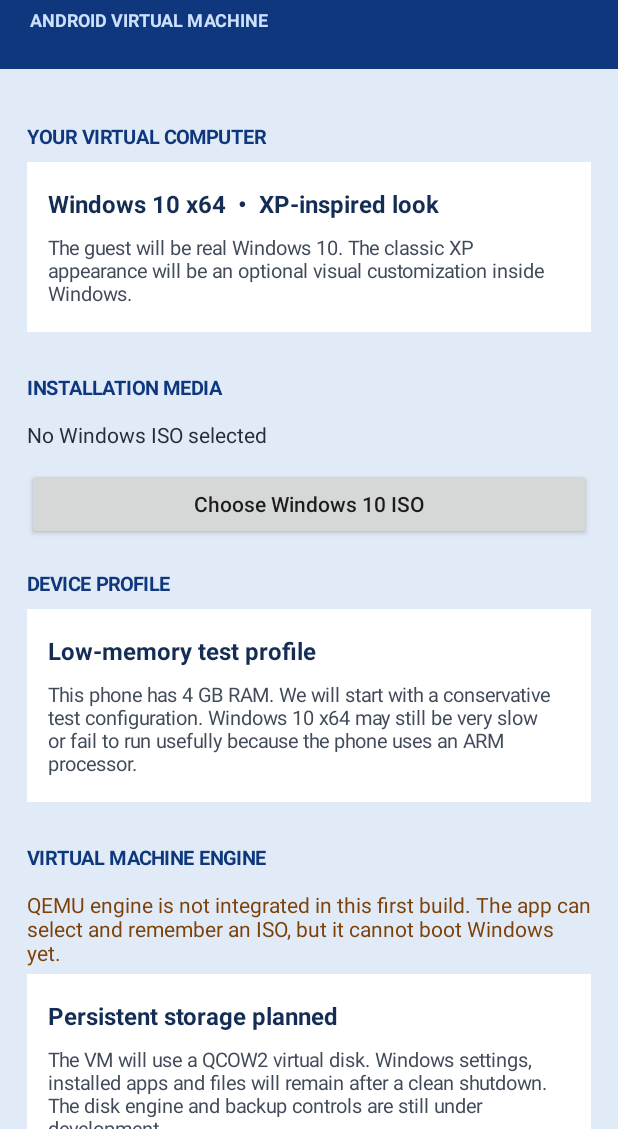
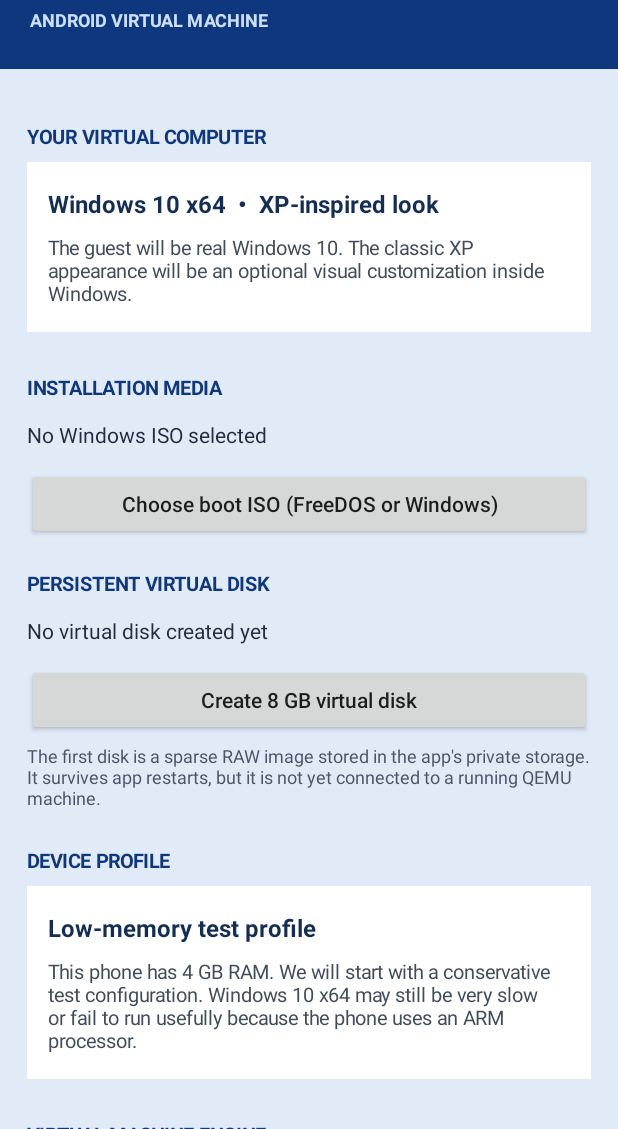
Before and after one commit to wolf6667801-blip/URBEX-PC, an Android app: the screen it shows after launch (MainActivity), on a phone screen of 412 x 824 dp, the part 107-1236 px from its top. Run offline under Robolectric (Android 15) with nearby library versions, the phone set to English and light mode, and no system bars.

Commit message:
Add persistent virtual disk creation to Android app

```diff
--- a/app/src/main/java/com/urbexpc/MainActivity.kt
+++ b/app/src/main/java/com/urbexpc/MainActivity.kt
@@ -18,6 +18,7 @@ class MainActivity : ComponentActivity() {
     private val prefs by lazy { getSharedPreferences("urbex_pc", MODE_PRIVATE) }
     private lateinit var isoStatus: TextView
     private lateinit var engineStatus: TextView
+    private lateinit var diskStatus: TextView
 
     private val chooseIso = registerForActivityResult(
         androidx.activity.result.contract.ActivityResultContracts.OpenDocument()
@@ -43,6 +44,7 @@ class MainActivity : ComponentActivity() {
         buildScreen()
         val saved = prefs.getString("windows_iso_uri", null)?.let(Uri::parse)
         updateIsoStatus(saved)
+        updateDiskStatus()
     }
 
     private fun dp(value: Int): Int = (value * resources.displayMetrics.density).toInt()
@@ -77,9 +79,20 @@ class MainActivity : ComponentActivity() {
         body.addView(section("INSTALLATION MEDIA"))
         isoStatus = label("No Windows ISO selected", 14, Color.rgb(35, 45, 60), false)
         body.addView(isoStatus)
-        body.addView(actionButton("Choose Windows 10 ISO") {
+        body.addView(actionButton("Choose boot ISO (FreeDOS or Windows)") {
             chooseIso.launch(arrayOf("application/octet-stream", "application/x-iso9660-image", "*/*"))
         })
+
+        body.addView(section("PERSISTENT VIRTUAL DISK"))
+        diskStatus = label("No virtual disk created yet", 14, Color.rgb(35, 45, 60), false)
+        body.addView(diskStatus)
+        body.addView(actionButton("Create 8 GB virtual disk") {
+            createVirtualDisk()
+        })
+        body.addView(label(
+            "The first disk is a sparse RAW image stored in the app's private storage. It survives app restarts, but it is not yet connected to a running QEMU machine.",
+            12, Color.rgb(75, 85, 100), false
+        ))
 
         body.addView(section("DEVICE PROFILE"))
         body.addView(infoCard(
@@ -153,6 +166,42 @@ class MainActivity : ComponentActivity() {
             layoutParams = params
         }
 
+    private fun createVirtualDisk() {
+        try {
+            val vmDir = java.io.File(filesDir, "vm")
+            if (!vmDir.exists() && !vmDir.mkdirs()) {
+                throw IllegalStateException("Cannot create VM storage folder")
+            }
+            val disk = java.io.File(vmDir, "urbexpc-disk.raw")
+            if (disk.exists() && disk.length() > 0L) {
+                Toast.makeText(this, "Virtual disk already exists", Toast.LENGTH_LONG).show()
+                updateDiskStatus()
+                return
+            }
+            val available = android.os.StatFs(filesDir.absolutePath).availableBytes
+            if (available < 256L * 1024L * 1024L) {
+                throw IllegalStateException("Less than 256 MB free in app storage")
+            }
+            java.io.RandomAccessFile(disk, "rw").use { it.setLength(8L * 1024L * 1024L * 1024L) }
+            prefs.edit().putString("virtual_disk_path", disk.absolutePath).apply()
+            updateDiskStatus()
+            Toast.makeText(this, "8 GB virtual disk created", Toast.LENGTH_LONG).show()
+        } catch (e: Exception) {
+            Toast.makeText(this, "Disk creation failed: ${e.message}", Toast.LENGTH_LONG).show()
+        }
+    }
+
+    private fun updateDiskStatus() {
+        if (!::diskStatus.isInitialized) return
+        val path = prefs.getString("virtual_disk_path", null)
+        val disk = path?.let { java.io.File(it) }
+        diskStatus.text = if (disk != null && disk.exists()) {
+            "Disk ready: ${disk.name} • ${disk.length() / (1024L * 1024L * 1024L)} GB • app storage"
+        } else {
+            "No virtual disk created yet"
+        }
+    }
+
     private fun updateIsoStatus(uri: Uri?) {
         if (!::isoStatus.isInitialized) return
         isoStatus.text = if (uri == null) {
```
